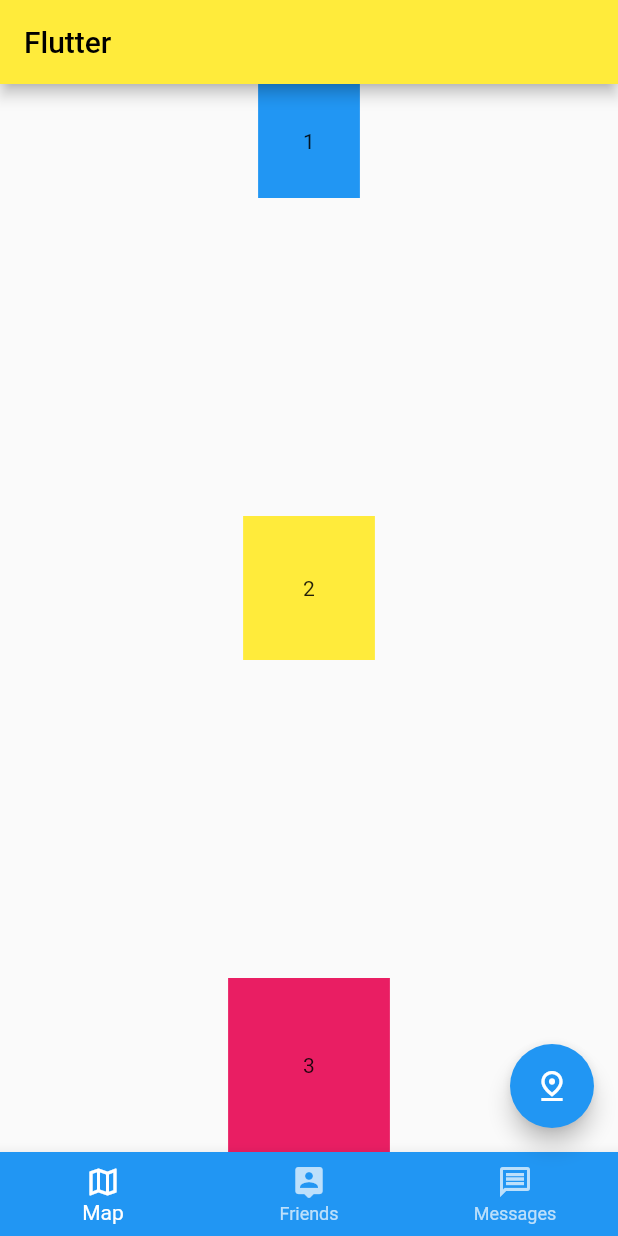
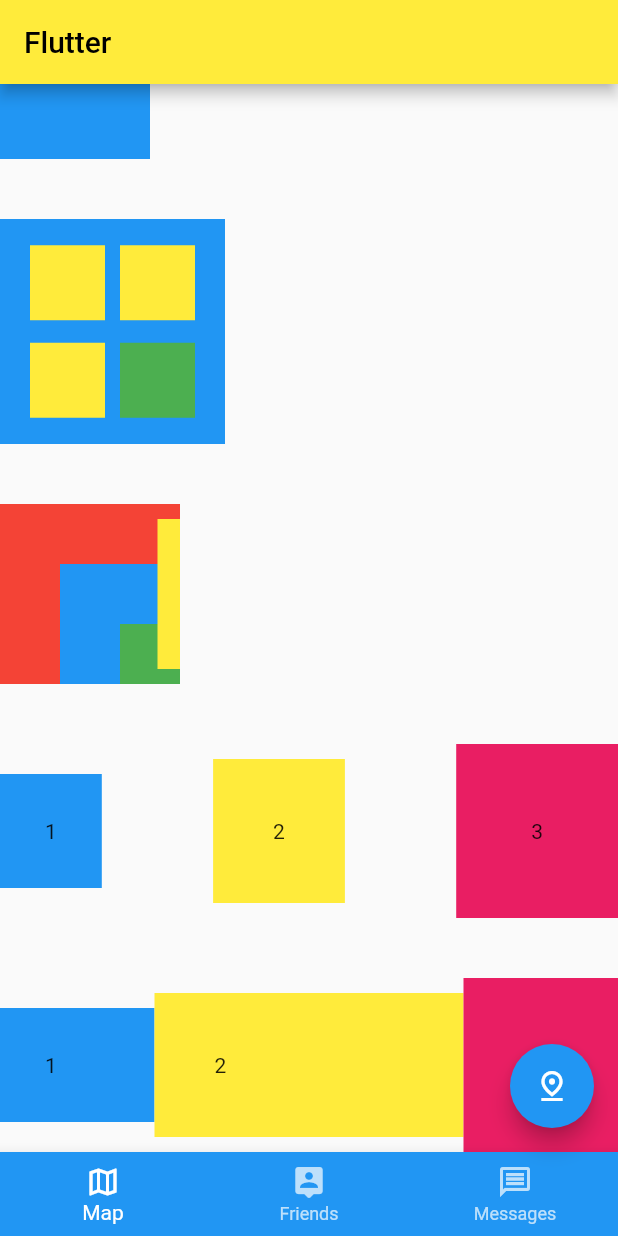
Before and after one commit to Konversys/flutter_tutorial, a Flutter app: the screen it shows after launch, on a phone screen of 412 x 824 dp. Run offline on Flutter 3.47's test engine with Material 2 defaults, Android fonts, the phone set to English and light mode, and no system bars.

Commit message:
Add Expanded, Stack, Wrap,

```diff
--- a/lib/main.dart
+++ b/lib/main.dart
@@ -16,10 +16,90 @@ class FlutterTutorialApp extends StatelessWidget {
           title: const Text("Flutter", style: TextStyle(color: Colors.black)),
           backgroundColor: Colors.yellow,
         ),
-        body: Row(
-          mainAxisAlignment: MainAxisAlignment.center,
+        body: Column(
+          mainAxisAlignment: MainAxisAlignment.spaceBetween,
           children: [
-            Column(
+            Row(
+              children: [
+                SizedBox(
+                  width: 100,
+                  height: 50,
+                  child: Container(color: Colors.blue),
+                )
+              ],
+            ),
+            Row(
+              children: [
+                Center(
+                    child: Container(
+                  color: Colors.blue,
+                  width: 150,
+                  height: 150,
+                  child: Wrap(
+                    direction: Axis.horizontal,
+                    spacing: 10,
+                    runSpacing: 15,
+                    alignment: WrapAlignment.center,
+                    runAlignment: WrapAlignment.center,
+                    verticalDirection: VerticalDirection.up,
+                    textDirection: TextDirection.rtl,
+                    children: [
+                      Container(
+                        color: Colors.green,
+                        width: 50,
+                        height: 50,
+                      ),
+                      Container(
+                        color: Colors.yellow,
+                        width: 50,
+                        height: 50,
+                      ),
+                      Container(
+                        color: Colors.yellow,
+                        width: 50,
+                        height: 50,
+                      ),
+                      Container(
+                        color: Colors.yellow,
+                        width: 50,
+                        height: 50,
+                      )
+                    ],
+                  ),
+                ))
+              ],
+            ),
+            Row(
+              children: [
+                Stack(
+                  alignment: Alignment.bottomRight,
+                  children: [
+                    Container(
+                      color: Colors.red,
+                      padding: EdgeInsets.all(60),
+                    ),
+                    Container(
+                      color: Colors.blue,
+                      padding: EdgeInsets.all(40),
+                    ),
+                    Container(
+                      color: Colors.green,
+                      padding: EdgeInsets.all(20),
+                    ),
+                    Positioned(
+                      right: -25,
+                      top: 10,
+                      bottom: 10,
+                      child: Container(
+                        color: Colors.yellow,
+                        padding: EdgeInsets.all(20),
+                      ),
+                    )
+                  ],
+                )
+              ],
+            ),
+            Row(
               mainAxisAlignment: MainAxisAlignment.spaceBetween,
               crossAxisAlignment: CrossAxisAlignment.center,
               children: [
@@ -37,7 +117,34 @@ class FlutterTutorialApp extends StatelessWidget {
                   color: Colors.pink,
                   padding: EdgeInsets.all(50),
                   child: Text("3"),
-                ),
+                )
+              ],
+            ),
+            Row(
+              mainAxisAlignment: MainAxisAlignment.spaceBetween,
+              crossAxisAlignment: CrossAxisAlignment.center,
+              children: [
+                Expanded(
+                    flex: 1,
+                    child: Container(
+                      color: Colors.blue,
+                      padding: EdgeInsets.all(30),
+                      child: Text("1"),
+                    )),
+                Expanded(
+                    flex: 2,
+                    child: Container(
+                      color: Colors.yellow,
+                      padding: EdgeInsets.all(40),
+                      child: Text("2"),
+                    )),
+                Expanded(
+                    flex: 1,
+                    child: Container(
+                      color: Colors.pink,
+                      padding: EdgeInsets.all(50),
+                      child: Text("3"),
+                    ))
               ],
             ),
           ],
```
